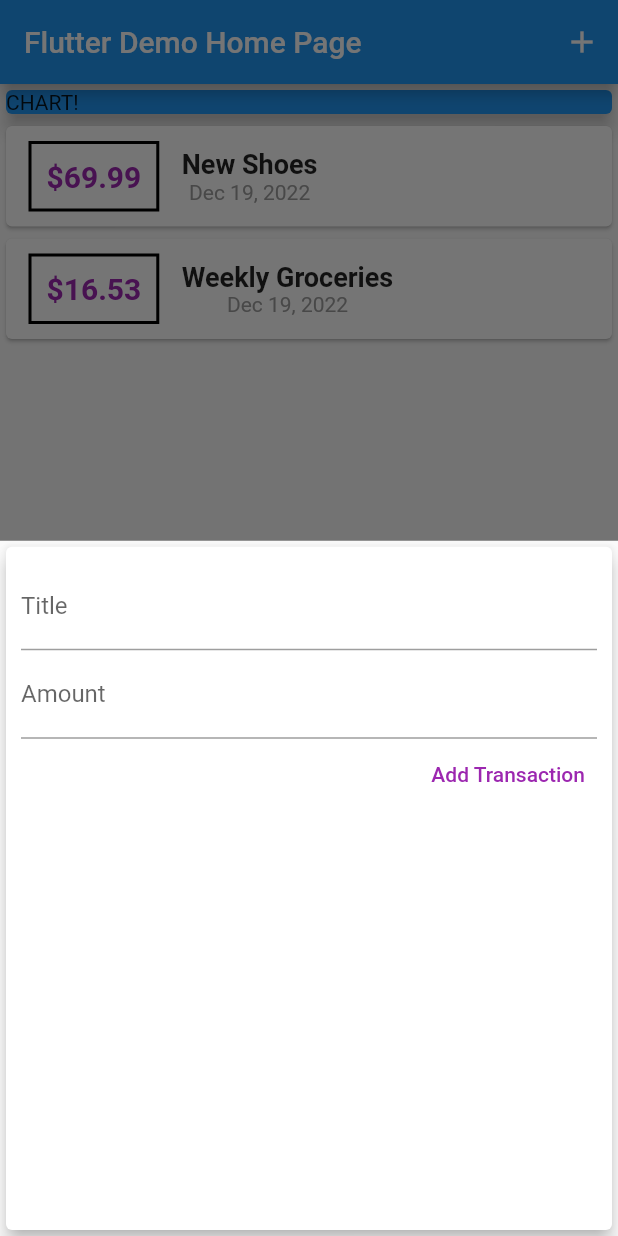
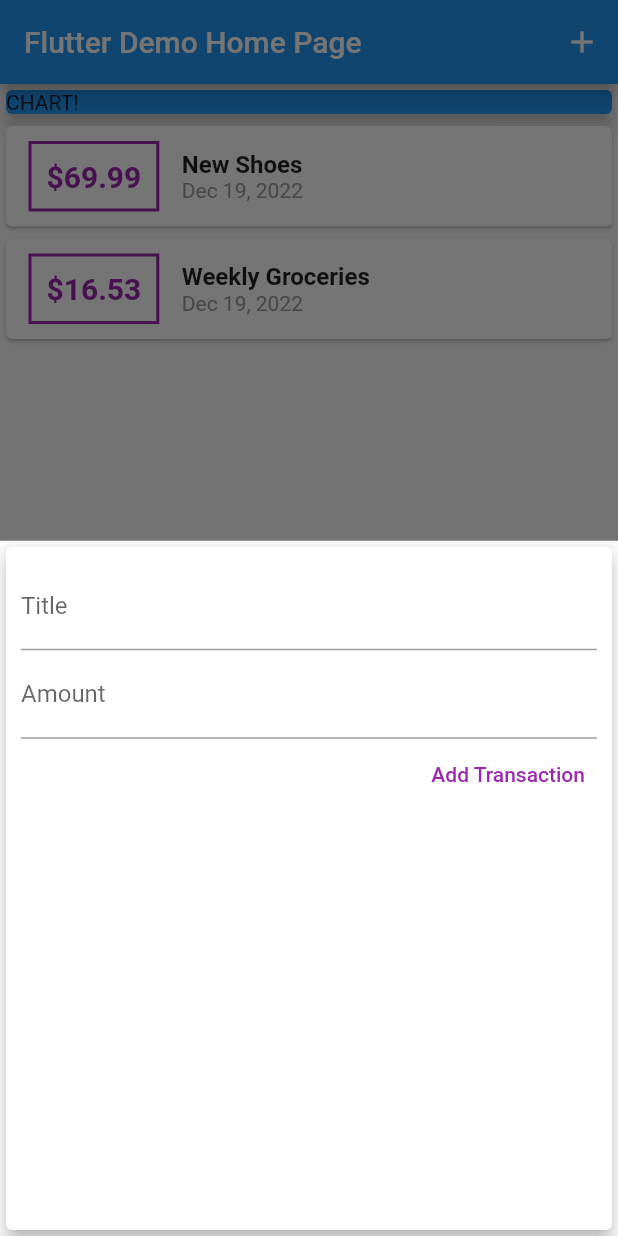
Before and after one commit to sinjikoro/personal_expenses, a Flutter app: the screen it shows after launch, after a tap on the "add" icon, on a phone screen of 412 x 824 dp. Run offline on Flutter 3.47's test engine with Material 2 defaults, Android fonts, the phone set to English and light mode, and no system bars.

Commit message:
95. Improving & Styling the Modal Bottom Sheet

```diff
--- a/lib/widgets/new_transaction.dart
+++ b/lib/widgets/new_transaction.dart
@@ -1,15 +1,22 @@
 import 'package:flutter/material.dart';
 
-class NewTransaction extends StatelessWidget {
+class NewTransaction extends StatefulWidget {
   final Function addTx;
-  final titleController = TextEditingController();
-  final amountController = TextEditingController();
 
   NewTransaction({Key? key, required this.addTx}) : super(key: key);
 
+  @override
+  State<NewTransaction> createState() => _NewTransactionState();
+}
+
+class _NewTransactionState extends State<NewTransaction> {
+  final titleController = TextEditingController();
+
+  final amountController = TextEditingController();
+
   void submitData() {
     final enteredTitle = titleController.text;
-    final enteredAmount = double.parse(amountController.text);
+    final enteredAmount = double.tryParse(amountController.text) ?? 0;
 
     debugPrint('testPrint');
     debugPrint(enteredTitle);
@@ -18,7 +25,9 @@ class NewTransaction extends StatelessWidget {
       return;
     }
 
-    addTx(enteredTitle, enteredAmount);
+    widget.addTx(enteredTitle, enteredAmount);
+
+    Navigator.of(context).pop();
   }
 
   @override
--- a/lib/widgets/transaction_list.dart
+++ b/lib/widgets/transaction_list.dart
@@ -16,14 +16,14 @@ class TransactionList extends StatelessWidget {
             itemCount: transactions.length,
             itemBuilder: (ctx, index) {
               return Card(
-                child: Row(children: [
+                child: Row(children: <Widget>[
                   Container(
                     margin: const EdgeInsets.symmetric(
                       vertical: 10,
                       horizontal: 15,
                     ),
                     decoration: BoxDecoration(
-                        border: Border.all(color: Colors.black, width: 2)),
+                        border: Border.all(color: Colors.purple, width: 2)),
                     padding: const EdgeInsets.all(10),
                     child: Text(
                       '\$${transactions[index].amount.toStringAsFixed(2)}',
@@ -35,11 +35,12 @@ class TransactionList extends StatelessWidget {
                     ),
                   ),
                   Column(
-                    children: [
+                    crossAxisAlignment: CrossAxisAlignment.start,
+                    children: <Widget>[
                       Text(
                         transactions[index].title,
                         style: const TextStyle(
-                          fontSize: 18,
+                          fontSize: 16,
                           fontWeight: FontWeight.bold,
                         ),
                       ),
```
